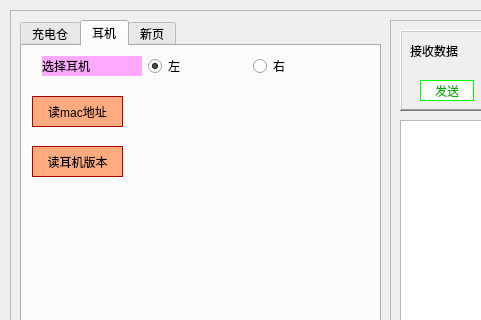
The window that mainwindow.ui (LinZephyr/mew_tw200_test) describes before a commit, drawn with Qt 5; both pictures show x 0 to 481 and y 0 to 320 of the 1267 by 744 pixel window.
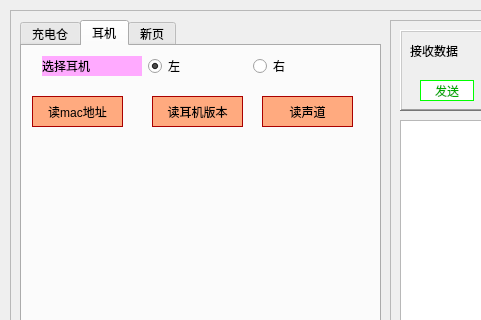
The same window after the commit. Icons and pictures are not drawn.

Commit message: <feat>  实现读耳机声道的命令

The edit to the form file:
```diff
--- a/mainwindow.ui
+++ b/mainwindow.ui
@@ -389,8 +389,8 @@
       <widget class="QPushButton" name="r_fw_ver_btn">
        <property name="geometry">
         <rect>
-         <x>10</x>
-         <y>100</y>
+         <x>130</x>
+         <y>50</y>
          <width>91</width>
          <height>31</height>
         </rect>
@@ -407,6 +407,27 @@
         <string>读耳机版本</string>
        </property>
       </widget>
+      <widget class="QPushButton" name="r_channel_btn">
+       <property name="geometry">
+        <rect>
+         <x>240</x>
+         <y>50</y>
+         <width>91</width>
+         <height>31</height>
+        </rect>
+       </property>
+       <property name="styleSheet">
+        <string notr="true">color: rgb(0, 0, 0);
+background-color: rgb(255, 170, 127);
+border-color: rgb(170, 0, 0);
+font: 10pt &quot;黑体&quot;;
+border-style: solid;
+border-width: 1px;</string>
+       </property>
+       <property name="text">
+        <string>读声道</string>
+       </property>
+      </widget>
      </widget>
      <widget class="QWidget" name="tab">
       <attribute name="title">
```
The commit also changes 4 other files.
